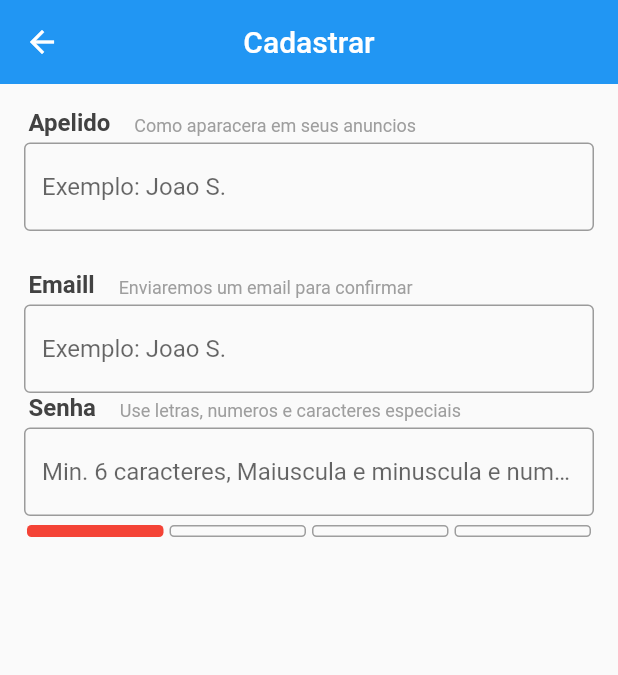
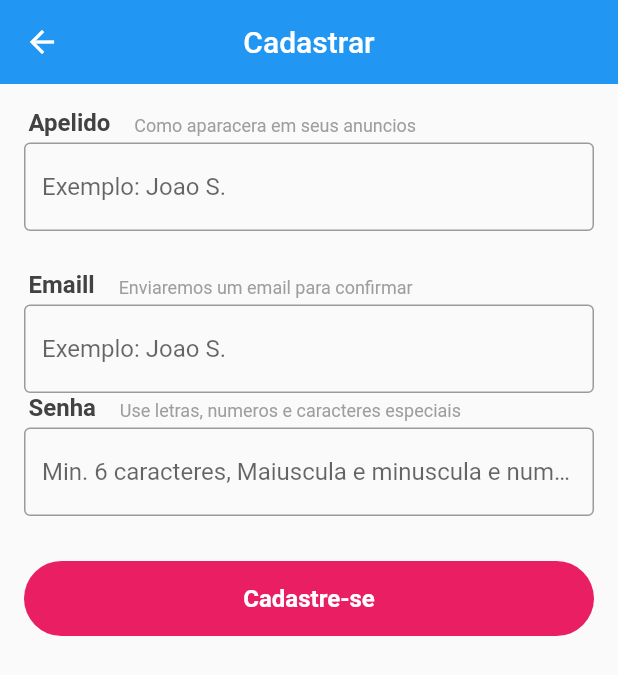
Before and after one commit to souzaleandror/xlo, a Flutter app: the SignupScreen screen opened directly, on a phone screen of 412 x 824 dp. Shown: the top 675 px of the screen. Run offline on Flutter 3.47's test engine with Material 2 defaults, Android fonts, the phone set to English and light mode, and no system bars; our stand-ins replace brasil_fields, dio, rxdart.

Commit message:
Update 60%

```diff
--- a/lib/screens/signup/signup_screen.dart
+++ b/lib/screens/signup/signup_screen.dart
@@ -59,15 +59,43 @@ class _SignupScreenState extends State<SignupScreen> {
                 }
                 return null;
               },
+              onSaved: (text) {},
             ),
             const FieldTitle(
               title: "Senha",
               subtitle: "Use letras, numeros e caracteres especiais",
             ),
-            PasswordField(),
+            PasswordField(
+              onSaved: (text) {},
+            ),
+            Container(
+              margin: const EdgeInsets.symmetric(vertical: 24),
+              height: 50,
+              child: RaisedButton(
+                color: Colors.pink,
+                child: Text(
+                  "Cadastre-se",
+                  style: TextStyle(
+                      color: Colors.white,
+                      fontSize: 16,
+                      fontWeight: FontWeight.w600),
+                ),
+                elevation: 0,
+                disabledColor: Colors.pink.withAlpha(150),
+                onPressed: _signUp,
+                shape: RoundedRectangleBorder(
+                    borderRadius: BorderRadius.circular(25)),
+              ),
+            ),
           ],
         ),
       ),
     );
   }
+
+  void _signUp() {
+    if (_formKey.currentState.validate()) {
+      _formKey.currentState.save();
+    }
+  }
 }
--- a/lib/screens/signup/widgets/password_field.dart
+++ b/lib/screens/signup/widgets/password_field.dart
@@ -1,6 +1,10 @@
 import 'package:flutter/material.dart';
 
 class PasswordField extends StatelessWidget {
+  PasswordField({this.onSaved});
+
+  final FormFieldSetter<String> onSaved;
+
   @override
   Widget build(BuildContext context) {
     Widget _buildBar(int n, String pass) {
@@ -20,9 +24,18 @@ class PasswordField extends StatelessWidget {
     }
 
     return FormField<String>(
+      onSaved: onSaved,
       initialValue: '',
+      validator: (text) {
+        if (text.isEmpty || _calcScore(text) < 2) {
+          return 'Senha invalida';
+        }
+
+        return null;
+      },
       builder: (state) {
         return Column(
+          crossAxisAlignment: CrossAxisAlignment.stretch,
           children: <Widget>[
             TextField(
               decoration: const InputDecoration(
@@ -35,6 +48,7 @@ class PasswordField extends StatelessWidget {
 //              },
               onChanged: state.didChange,
             ),
+            if (state.value.isNotEmpty)
               Container(
                 margin: const EdgeInsets.only(
                   top: 6,
@@ -49,6 +63,17 @@ class PasswordField extends StatelessWidget {
                   ],
                 ),
               ),
+            Padding(
+                padding: const EdgeInsets.only(top: 6, left: 10),
+                child: (state.value.isNotEmpty || state.hasError
+                    ? Text(
+                        (state.value.isNotEmpty
+                            ? _getText(_calcScore(state.value))
+                            : state.errorText),
+                        textAlign: TextAlign.start,
+                        style: TextStyle(
+                            color: _getColor(_calcScore(state.value))))
+                    : Container())),
           ],
         );
       },
@@ -86,4 +111,19 @@ class PasswordField extends StatelessWidget {
         return Colors.red;
     }
   }
+
+  String _getText(int level) {
+    switch (level) {
+      case 0:
+        return 'Senha muito fraca';
+      case 1:
+        return 'Senha razoavelmente fraca';
+      case 2:
+        return 'Senha razoavelmente forte';
+      case 3:
+        return 'senha forte';
+      default:
+        return '';
     }
+  }
+}
```
Also changed, not shown: lib/blocs/signup_bloc.dart (added, +22 -0 lines). Lines whose indentation alone changed are shown as unchanged.
